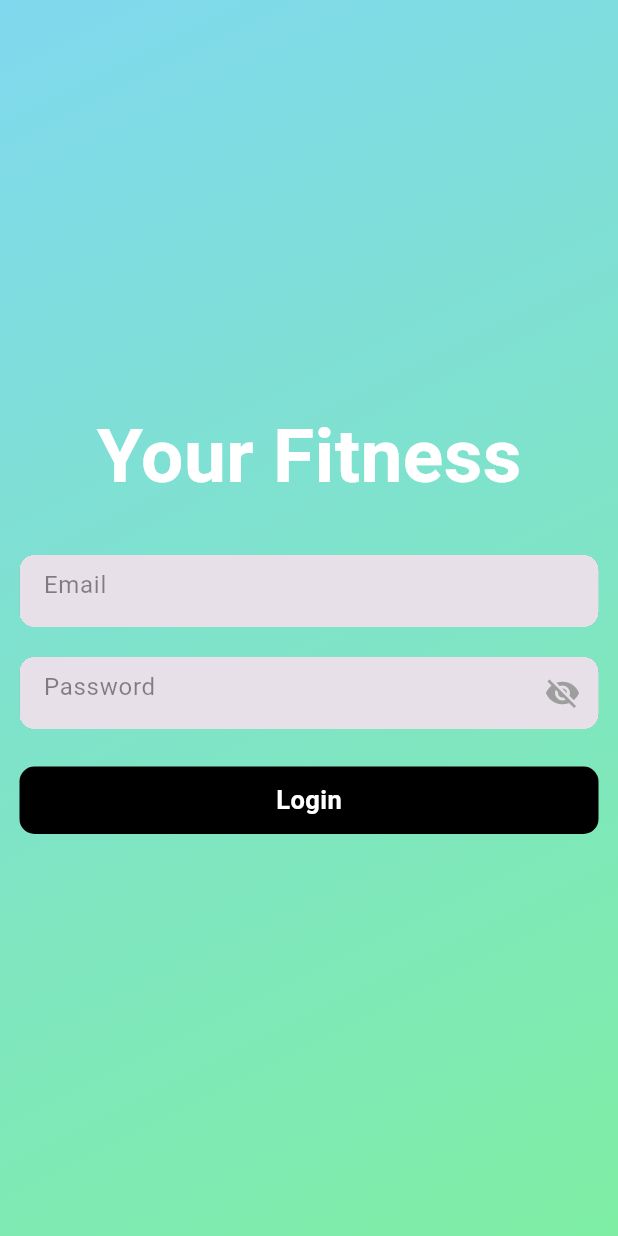
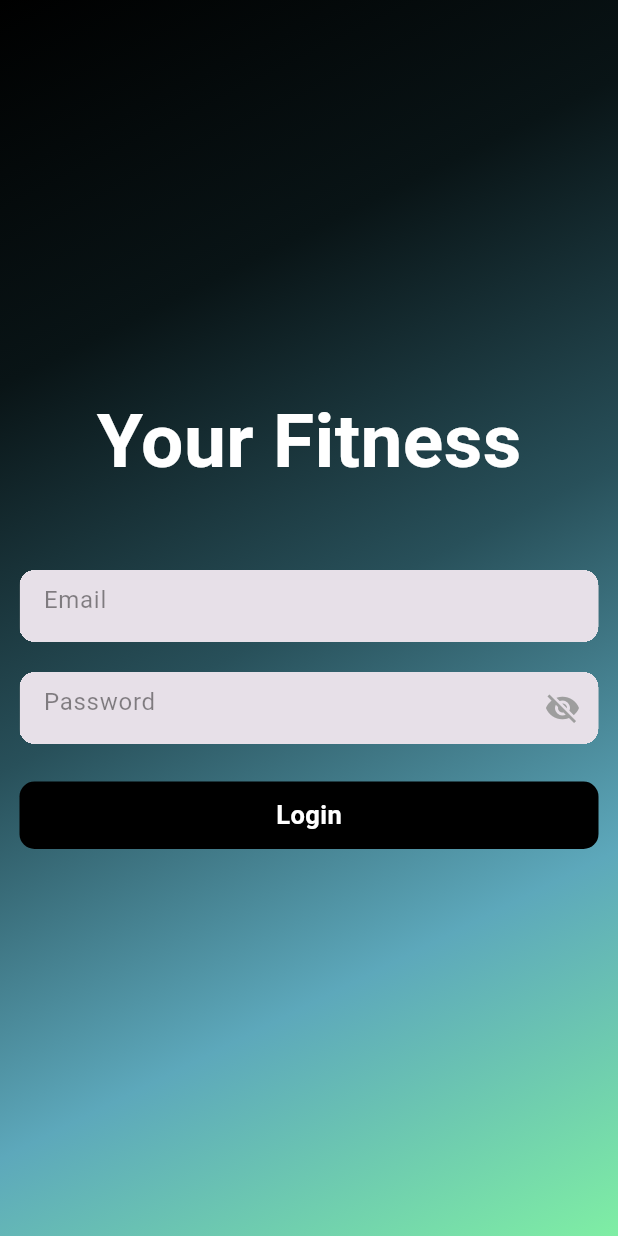
Before and after one commit to cpit252-fall-24-IT2/project-fitness-app, a Flutter app: the screen it shows after launch, on a phone screen of 412 x 824 dp. Run offline on Flutter 3.47's test engine with Material 3 defaults, Android fonts, the light colour scheme and no system bars.

Commit message:
changing Login design

```diff
--- a/lib/Screens/loginPage.dart
+++ b/lib/Screens/loginPage.dart
@@ -22,7 +22,10 @@ class _MyWidgetState extends State<Loginpage> {
         decoration: BoxDecoration(
           gradient: LinearGradient(
             colors: [
-              Color.fromARGB(255, 127, 216, 238), // Light blue
+              Color.fromARGB(255, 0, 0, 0),
+              Color.fromARGB(255, 9, 20, 22),
+              Color.fromARGB(255, 40, 80, 90),
+              Color.fromARGB(255, 93, 168, 187), // Light blue
               Color.fromARGB(255, 127, 238, 164) // Light greenish-blue
             ],
             begin: Alignment.topLeft,
@@ -42,7 +45,7 @@ class _MyWidgetState extends State<Loginpage> {
                   fontSize: 50,
                 ),
               ),
-              SizedBox(height: 30),
+              SizedBox(height: 50),
               FormContainerWidget(
                 controller: _emailController,
                 hintText: "Email",
```
